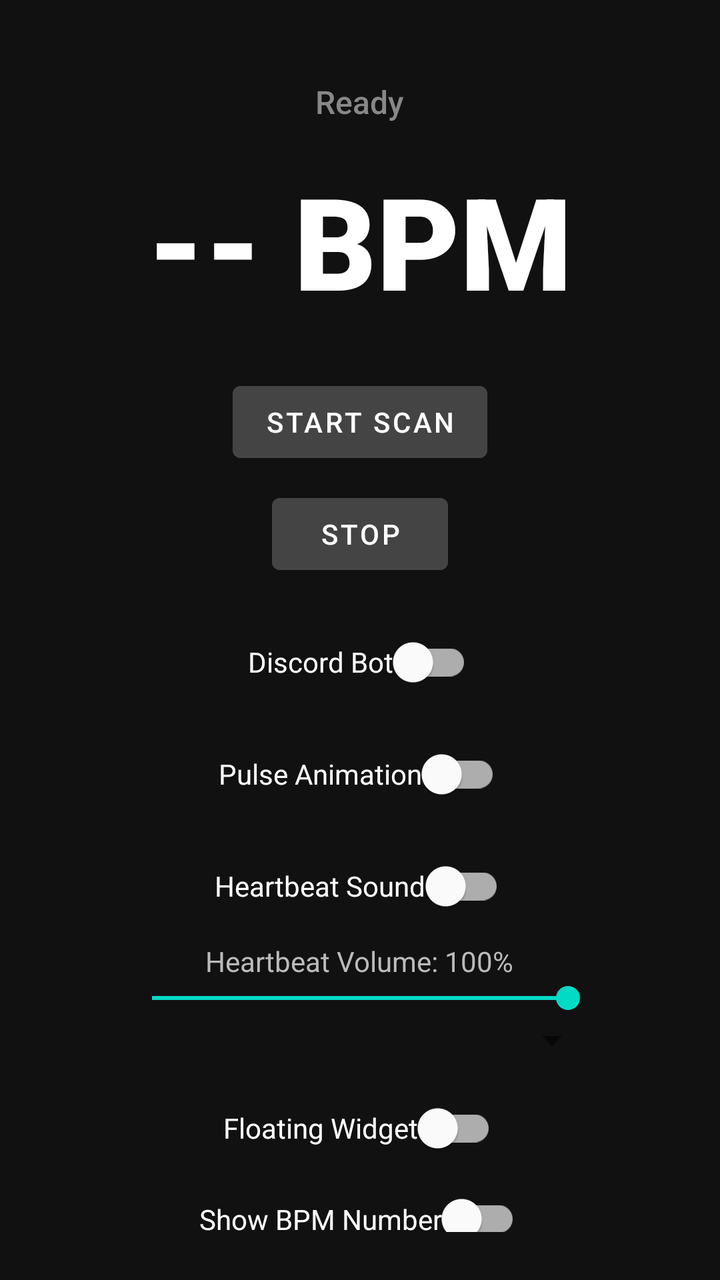
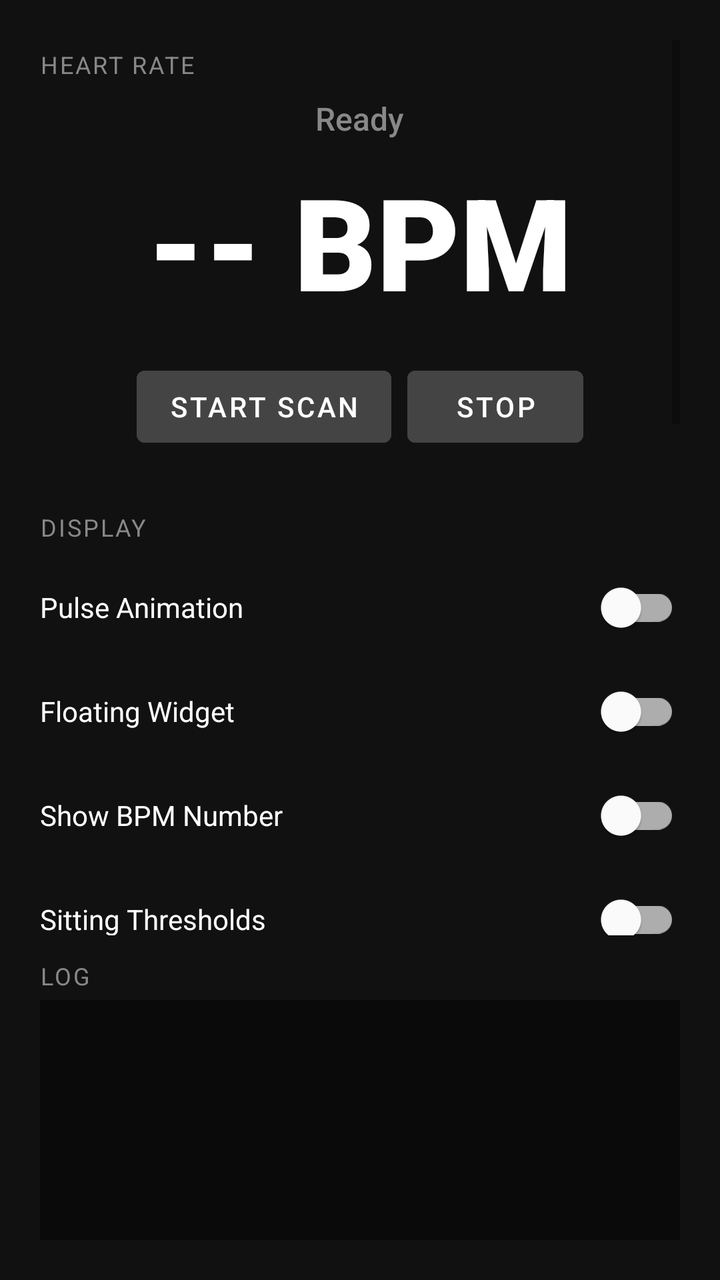

Screens rendered from an Android XML layout before and after an edit, with the pre-edit source and the edit as a unified diff.
<!-- AndroidManifest.xml: application theme Theme.HRBot -->
<!-- res/layout/activity_main.xml -->
<?xml version="1.0" encoding="utf-8"?>
<LinearLayout
    xmlns:android="http://schemas.android.com/apk/res/android"
    android:layout_width="match_parent"
    android:layout_height="match_parent"
    android:orientation="vertical"
    android:gravity="center_horizontal"
    android:background="#111111"
    android:padding="24dp">

    
    <TextView
        android:id="@+id/statusText"
        android:layout_width="wrap_content"
        android:layout_height="wrap_content"
        android:text="Ready"
        android:textColor="#888888"
        android:textSize="16sp"
        android:fontFamily="sans-serif-medium"
        android:layout_marginTop="16dp"
        android:layout_marginBottom="16dp" />

    
    <TextView
        android:id="@+id/bpmText"
        android:layout_width="wrap_content"
        android:layout_height="wrap_content"
        android:text="-- BPM"
        android:textColor="#FFFFFF"
        android:textSize="64sp"
        android:fontFamily="sans-serif-black"
        android:textStyle="bold" />

    <Button
        android:id="@+id/btnStartHr"
        android:layout_width="wrap_content"
        android:layout_height="wrap_content"
        android:text="Start Scan"
        android:layout_marginTop="24dp"
        android:backgroundTint="#444444"
        android:textColor="#FFFFFF"
        style="@style/Widget.MaterialComponents.Button" />

    <Button
        android:id="@+id/btnStopHr"
        android:layout_width="wrap_content"
        android:layout_height="wrap_content"
        android:text="Stop"
        android:layout_marginTop="8dp"
        android:backgroundTint="#444444"
        android:textColor="#FFFFFF"
        style="@style/Widget.MaterialComponents.Button" />

    <com.google.android.material.switchmaterial.SwitchMaterial
        android:id="@+id/switchDiscord"
        android:layout_width="wrap_content"
        android:layout_height="wrap_content"
        android:text="Discord Bot"
        android:textColor="#FFFFFF"
        android:layout_marginTop="16dp" />

    <com.google.android.material.switchmaterial.SwitchMaterial
        android:id="@+id/switchPulse"
        android:layout_width="wrap_content"
        android:layout_height="wrap_content"
        android:text="Pulse Animation"
        android:textColor="#FFFFFF"
        android:layout_marginTop="8dp" />

    <com.google.android.material.switchmaterial.SwitchMaterial
        android:id="@+id/switchHeartbeatSound"
        android:layout_width="wrap_content"
        android:layout_height="wrap_content"
        android:text="Heartbeat Sound"
        android:textColor="#FFFFFF"
        android:layout_marginTop="8dp" />

    <TextView
        android:id="@+id/heartbeatSoundVolumeLabel"
        android:layout_width="wrap_content"
        android:layout_height="wrap_content"
        android:text="Heartbeat Volume: 100%"
        android:textColor="#BBBBBB"
        android:textSize="14sp"
        android:layout_marginTop="4dp" />

    <SeekBar
        android:id="@+id/heartbeatSoundVolumeSeekBar"
        android:layout_width="240dp"
        android:layout_height="wrap_content"
        android:max="100"
        android:progress="100"
        android:contentDescription="Heartbeat sound volume" />

    <Spinner
        android:id="@+id/heartbeatSoundEffectSpinner"
        android:layout_width="240dp"
        android:layout_height="wrap_content"
        android:contentDescription="Heartbeat sound effect"
        android:popupBackground="#333333" />

    <com.google.android.material.switchmaterial.SwitchMaterial
        android:id="@+id/switchFloating"
        android:layout_width="wrap_content"
        android:layout_height="wrap_content"
        android:text="Floating Widget"
        android:textColor="#FFFFFF"
        android:layout_marginTop="8dp" />

    <com.google.android.material.switchmaterial.SwitchMaterial
        android:id="@+id/switchShowBpm"
        android:layout_width="wrap_content"
        android:layout_height="wrap_content"
        android:text="Show BPM Number"
        android:textColor="#FFFFFF"
        android:layout_marginTop="8dp" />

    <com.google.android.material.switchmaterial.SwitchMaterial
        android:id="@+id/switchNewThresholds"
        android:layout_width="wrap_content"
        android:layout_height="wrap_content"
        android:text="Sitting Thresholds"
        android:textColor="#FFFFFF"
        android:layout_marginTop="8dp" />

    <Button
        android:id="@+id/btnPulseScreen"
        android:layout_width="wrap_content"
        android:layout_height="wrap_content"
        android:text="Pulse Screen"
        android:layout_marginTop="16dp"
        android:backgroundTint="#444444"
        android:textColor="#FFFFFF"
        style="@style/Widget.MaterialComponents.Button" />

    
    <LinearLayout
        android:layout_width="wrap_content"
        android:layout_height="wrap_content"
        android:orientation="horizontal"
        android:gravity="center_vertical"
        android:layout_marginTop="16dp">

        <Button
            android:id="@+id/btnLinkDevice"
            android:layout_width="wrap_content"
            android:layout_height="wrap_content"
            android:text="Link Device"
            android:backgroundTint="#444444"
            android:textColor="#FFFFFF"
            style="@style/Widget.MaterialComponents.Button" />

        <Button
            android:id="@+id/btnPairCode"
            android:layout_width="wrap_content"
            android:layout_height="wrap_content"
            android:text="Pair Code"
            android:layout_marginStart="8dp"
            android:backgroundTint="#2a2a2a"
            android:textColor="#bbbbbb"
            style="@style/Widget.MaterialComponents.Button" />
    </LinearLayout>

    <TextView
        android:id="@+id/syncStatusText"
        android:layout_width="wrap_content"
        android:layout_height="wrap_content"
        android:text="Not linked"
        android:textColor="#555555"
        android:textSize="14sp"
        android:fontFamily="sans-serif"
        android:layout_marginTop="8dp" />

    <TextView
        android:id="@+id/serverListLabel"
        android:layout_width="wrap_content"
        android:layout_height="wrap_content"
        android:text="Discord Servers"
        android:textColor="#888888"
        android:textSize="14sp"
        android:layout_marginTop="16dp"
        android:visibility="gone" />

    <androidx.recyclerview.widget.RecyclerView
        android:id="@+id/serverRecyclerView"
        android:layout_width="match_parent"
        android:layout_height="wrap_content"
        android:maxHeight="200dp"
        android:layout_marginTop="8dp" />

    
    <TextView
        android:id="@+id/discordStatus"
        android:layout_width="wrap_content"
        android:layout_height="wrap_content"
        android:text="Discord: Offline"
        android:textColor="#555555"
        android:textSize="14sp"
        android:fontFamily="sans-serif"
        android:layout_marginTop="16dp" />

    
    <ScrollView
        android:id="@+id/logScroll"
        android:layout_width="match_parent"
        android:layout_height="0dp"
        android:layout_weight="1"
        android:layout_marginTop="24dp"
        android:fillViewport="true">

        <TextView
            android:id="@+id/logText"
            android:layout_width="match_parent"
            android:layout_height="wrap_content"
            android:text=""
            android:textColor="#444444"
            android:textSize="11sp"
            android:fontFamily="monospace"
            android:lineSpacingExtra="2dp" />
    </ScrollView>

</LinearLayout>
<!-- resources referenced by this layout -->
<resources>
  <style name="Theme.HRBot" parent="Theme.MaterialComponents.DayNight.NoActionBar">
          <item name="android:statusBarColor">#FF111111</item>
          <item name="android:navigationBarColor">#FF111111</item>
          <item name="android:windowBackground">#FF111111</item>
          <item name="colorPrimary">#FFFF3333</item>
          <item name="colorOnPrimary">#FFFFFFFF</item>
      </style>
</resources>

<!-- the commit's change to res/layout/activity_main.xml (unified diff, before → after) -->
@@ -4,209 +4,300 @@
     android:layout_width="match_parent"
     android:layout_height="match_parent"
     android:orientation="vertical"
-    android:gravity="center_horizontal"
     android:background="#111111"
-    android:padding="24dp">
-
-    
+    android:padding="20dp">
+
+    <ScrollView
+        android:layout_width="match_parent"
+        android:layout_height="0dp"
+        android:layout_weight="1"
+        android:fillViewport="true"
+        android:scrollbars="vertical">
+
+        <LinearLayout
+            android:layout_width="match_parent"
+            android:layout_height="wrap_content"
+            android:orientation="vertical"
+            android:gravity="center_horizontal"
+            android:paddingBottom="8dp">
+
+            
+            <TextView
+                android:layout_width="match_parent"
+                android:layout_height="wrap_content"
+                android:text="Heart rate"
+                android:textColor="#888888"
+                android:textSize="12sp"
+                android:textAllCaps="true"
+                android:letterSpacing="0.08"
+                android:layout_marginTop="4dp"
+                android:layout_marginBottom="8dp" />
+
+            <TextView
+                android:id="@+id/statusText"
+                android:layout_width="wrap_content"
+                android:layout_height="wrap_content"
+                android:text="Ready"
+                android:textColor="#888888"
+                android:textSize="16sp"
+                android:fontFamily="sans-serif-medium"
+                android:layout_marginBottom="8dp" />
+
+            <TextView
+                android:id="@+id/bpmText"
+                android:layout_width="wrap_content"
+                android:layout_height="wrap_content"
+                android:text="-- BPM"
+                android:textColor="#FFFFFF"
+                android:textSize="64sp"
+                android:fontFamily="sans-serif-black"
+                android:textStyle="bold" />
+
+            <LinearLayout
+                android:layout_width="wrap_content"
+                android:layout_height="wrap_content"
+                android:orientation="horizontal"
+                android:layout_marginTop="16dp">
+
+                <Button
+                    android:id="@+id/btnStartHr"
+                    android:layout_width="wrap_content"
+                    android:layout_height="wrap_content"
+                    android:text="Start Scan"
+                    android:backgroundTint="#444444"
+                    android:textColor="#FFFFFF"
+                    style="@style/Widget.MaterialComponents.Button" />
+
+                <Button
+                    android:id="@+id/btnStopHr"
+                    android:layout_width="wrap_content"
+                    android:layout_height="wrap_content"
+                    android:text="Stop"
+                    android:layout_marginStart="8dp"
+                    android:backgroundTint="#444444"
+                    android:textColor="#FFFFFF"
+                    style="@style/Widget.MaterialComponents.Button" />
+            </LinearLayout>
+
+            
+            <TextView
+                android:layout_width="match_parent"
+                android:layout_height="wrap_content"
+                android:text="Display"
+                android:textColor="#888888"
+                android:textSize="12sp"
+                android:textAllCaps="true"
+                android:letterSpacing="0.08"
+                android:layout_marginTop="28dp"
+                android:layout_marginBottom="4dp" />
+
+            <com.google.android.material.switchmaterial.SwitchMaterial
+                android:id="@+id/switchPulse"
+                android:layout_width="match_parent"
+                android:layout_height="wrap_content"
+                android:text="Pulse Animation"
+                android:textColor="#FFFFFF"
+                android:layout_marginTop="4dp" />
+
+            <com.google.android.material.switchmaterial.SwitchMaterial
+                android:id="@+id/switchFloating"
+                android:layout_width="match_parent"
+                android:layout_height="wrap_content"
+                android:text="Floating Widget"
+                android:textColor="#FFFFFF"
+                android:layout_marginTop="4dp" />
+
+            <com.google.android.material.switchmaterial.SwitchMaterial
+                android:id="@+id/switchShowBpm"
+                android:layout_width="match_parent"
+                android:layout_height="wrap_content"
+                android:text="Show BPM Number"
+                android:textColor="#FFFFFF"
+                android:layout_marginTop="4dp" />
+
+            <com.google.android.material.switchmaterial.SwitchMaterial
+                android:id="@+id/switchNewThresholds"
+                android:layout_width="match_parent"
+                android:layout_height="wrap_content"
+                android:text="Sitting Thresholds"
+                android:textColor="#FFFFFF"
+                android:layout_marginTop="4dp" />
+
+            <Button
+                android:id="@+id/btnPulseScreen"
+                android:layout_width="wrap_content"
+                android:layout_height="wrap_content"
+                android:text="Pulse Screen"
+                android:layout_marginTop="8dp"
+                android:layout_gravity="start"
+                android:backgroundTint="#444444"
+                android:textColor="#FFFFFF"
+                style="@style/Widget.MaterialComponents.Button" />
+
+            
+            <TextView
+                android:layout_width="match_parent"
+                android:layout_height="wrap_content"
+                android:text="Sound"
+                android:textColor="#888888"
+                android:textSize="12sp"
+                android:textAllCaps="true"
+                android:letterSpacing="0.08"
+                android:layout_marginTop="28dp"
+                android:layout_marginBottom="4dp" />
+
+            <com.google.android.material.switchmaterial.SwitchMaterial
+                android:id="@+id/switchHeartbeatSound"
+                android:layout_width="match_parent"
+                android:layout_height="wrap_content"
+                android:text="Heartbeat Sound"
+                android:textColor="#FFFFFF"
+                android:layout_marginTop="4dp" />
+
+            <TextView
+                android:id="@+id/heartbeatSoundVolumeLabel"
+                android:layout_width="match_parent"
+                android:layout_height="wrap_content"
+                android:text="Heartbeat Volume: 100%"
+                android:textColor="#BBBBBB"
+                android:textSize="14sp"
+                android:layout_marginTop="8dp" />
+
+            <SeekBar
+                android:id="@+id/heartbeatSoundVolumeSeekBar"
+                android:layout_width="match_parent"
+                android:layout_height="wrap_content"
+                android:max="100"
+                android:progress="100"
+                android:contentDescription="Heartbeat sound volume" />
+
+            <Spinner
+                android:id="@+id/heartbeatSoundEffectSpinner"
+                android:layout_width="match_parent"
+                android:layout_height="wrap_content"
+                android:layout_marginTop="4dp"
+                android:contentDescription="Heartbeat sound effect"
+                android:popupBackground="#333333" />
+
+            
+            <TextView
+                android:layout_width="match_parent"
+                android:layout_height="wrap_content"
+                android:text="Discord"
+                android:textColor="#888888"
+                android:textSize="12sp"
+                android:textAllCaps="true"
+                android:letterSpacing="0.08"
+                android:layout_marginTop="28dp"
+                android:layout_marginBottom="4dp" />
+
+            <com.google.android.material.switchmaterial.SwitchMaterial
+                android:id="@+id/switchDiscord"
+                android:layout_width="match_parent"
+                android:layout_height="wrap_content"
+                android:text="Discord Bot"
+                android:textColor="#FFFFFF"
+                android:layout_marginTop="4dp" />
+
+            <TextView
+                android:id="@+id/discordStatus"
+                android:layout_width="match_parent"
+                android:layout_height="wrap_content"
+                android:text="Discord: Offline"
+                android:textColor="#555555"
+                android:textSize="14sp"
+                android:fontFamily="sans-serif"
+                android:layout_marginTop="4dp" />
+
+            <Button
+                android:id="@+id/btnManageServers"
+                android:layout_width="match_parent"
+                android:layout_height="wrap_content"
+                android:text="Manage Servers"
+                android:layout_marginTop="8dp"
+                android:backgroundTint="#333333"
+                android:textColor="#FFFFFF"
+                style="@style/Widget.MaterialComponents.Button" />
+
+            <TextView
+                android:layout_width="match_parent"
+                android:layout_height="wrap_content"
+                android:text="Choose which servers get a live BPM nickname. Others stay BPMsworth."
+                android:textColor="#666666"
+                android:textSize="12sp"
+                android:layout_marginTop="6dp" />
+
+            
+            <TextView
+                android:layout_width="match_parent"
+                android:layout_height="wrap_content"
+                android:text="Device sync"
+                android:textColor="#888888"
+                android:textSize="12sp"
+                android:textAllCaps="true"
+                android:letterSpacing="0.08"
+                android:layout_marginTop="28dp"
+                android:layout_marginBottom="4dp" />
+
+            <LinearLayout
+                android:layout_width="match_parent"
+                android:layout_height="wrap_content"
+                android:orientation="horizontal"
+                android:gravity="center_vertical"
+                android:layout_marginTop="4dp">
+
+                <Button
+                    android:id="@+id/btnLinkDevice"
+                    android:layout_width="0dp"
+                    android:layout_height="wrap_content"
+                    android:layout_weight="1"
+                    android:text="Link Device"
+                    android:backgroundTint="#444444"
+                    android:textColor="#FFFFFF"
+                    style="@style/Widget.MaterialComponents.Button" />
+
+                <Button
+                    android:id="@+id/btnPairCode"
+                    android:layout_width="wrap_content"
+                    android:layout_height="wrap_content"
+                    android:text="Pair Code"
+                    android:layout_marginStart="8dp"
+                    android:backgroundTint="#2a2a2a"
+                    android:textColor="#bbbbbb"
+                    style="@style/Widget.MaterialComponents.Button" />
+            </LinearLayout>
+
+            <TextView
+                android:id="@+id/syncStatusText"
+                android:layout_width="match_parent"
+                android:layout_height="wrap_content"
+                android:text="Not linked"
+                android:textColor="#555555"
+                android:textSize="14sp"
+                android:fontFamily="sans-serif"
+                android:layout_marginTop="8dp" />
+
+        </LinearLayout>
+    </ScrollView>
+
     <TextView
-        android:id="@+id/statusText"
-        android:layout_width="wrap_content"
-        android:layout_height="wrap_content"
-        android:text="Ready"
-        android:textColor="#888888"
-        android:textSize="16sp"
-        android:fontFamily="sans-serif-medium"
-        android:layout_marginTop="16dp"
-        android:layout_marginBottom="16dp" />
-
-    
-    <TextView
-        android:id="@+id/bpmText"
-        android:layout_width="wrap_content"
-        android:layout_height="wrap_content"
-        android:text="-- BPM"
-        android:textColor="#FFFFFF"
-        android:textSize="64sp"
-        android:fontFamily="sans-serif-black"
-        android:textStyle="bold" />
-
-    <Button
-        android:id="@+id/btnStartHr"
-        android:layout_width="wrap_content"
-        android:layout_height="wrap_content"
-        android:text="Start Scan"
-        android:layout_marginTop="24dp"
-        android:backgroundTint="#444444"
-        android:textColor="#FFFFFF"
-        style="@style/Widget.MaterialComponents.Button" />
-
-    <Button
-        android:id="@+id/btnStopHr"
-        android:layout_width="wrap_content"
-        android:layout_height="wrap_content"
-        android:text="Stop"
-        android:layout_marginTop="8dp"
-        android:backgroundTint="#444444"
-        android:textColor="#FFFFFF"
-        style="@style/Widget.MaterialComponents.Button" />
-
-    <com.google.android.material.switchmaterial.SwitchMaterial
-        android:id="@+id/switchDiscord"
-        android:layout_width="wrap_content"
-        android:layout_height="wrap_content"
-        android:text="Discord Bot"
-        android:textColor="#FFFFFF"
-        android:layout_marginTop="16dp" />
-
-    <com.google.android.material.switchmaterial.SwitchMaterial
-        android:id="@+id/switchPulse"
-        android:layout_width="wrap_content"
-        android:layout_height="wrap_content"
-        android:text="Pulse Animation"
-        android:textColor="#FFFFFF"
-        android:layout_marginTop="8dp" />
-
-    <com.google.android.material.switchmaterial.SwitchMaterial
-        android:id="@+id/switchHeartbeatSound"
-        android:layout_width="wrap_content"
-        android:layout_height="wrap_content"
-        android:text="Heartbeat Sound"
-        android:textColor="#FFFFFF"
-        android:layout_marginTop="8dp" />
-
-    <TextView
-        android:id="@+id/heartbeatSoundVolumeLabel"
-        android:layout_width="wrap_content"
-        android:layout_height="wrap_content"
-        android:text="Heartbeat Volume: 100%"
-        android:textColor="#BBBBBB"
-        android:textSize="14sp"
-        android:layout_marginTop="4dp" />
-
-    <SeekBar
-        android:id="@+id/heartbeatSoundVolumeSeekBar"
-        android:layout_width="240dp"
-        android:layout_height="wrap_content"
-        android:max="100"
-        android:progress="100"
-        android:contentDescription="Heartbeat sound volume" />
-
-    <Spinner
-        android:id="@+id/heartbeatSoundEffectSpinner"
-        android:layout_width="240dp"
-        android:layout_height="wrap_content"
-        android:contentDescription="Heartbeat sound effect"
-        android:popupBackground="#333333" />
-
-    <com.google.android.material.switchmaterial.SwitchMaterial
-        android:id="@+id/switchFloating"
-        android:layout_width="wrap_content"
-        android:layout_height="wrap_content"
-        android:text="Floating Widget"
-        android:textColor="#FFFFFF"
-        android:layout_marginTop="8dp" />
-
-    <com.google.android.material.switchmaterial.SwitchMaterial
-        android:id="@+id/switchShowBpm"
-        android:layout_width="wrap_content"
-        android:layout_height="wrap_content"
-        android:text="Show BPM Number"
-        android:textColor="#FFFFFF"
-        android:layout_marginTop="8dp" />
-
-    <com.google.android.material.switchmaterial.SwitchMaterial
-        android:id="@+id/switchNewThresholds"
-        android:layout_width="wrap_content"
-        android:layout_height="wrap_content"
-        android:text="Sitting Thresholds"
-        android:textColor="#FFFFFF"
-        android:layout_marginTop="8dp" />
-
-    <Button
-        android:id="@+id/btnPulseScreen"
-        android:layout_width="wrap_content"
-        android:layout_height="wrap_content"
-        android:text="Pulse Screen"
-        android:layout_marginTop="16dp"
-        android:backgroundTint="#444444"
-        android:textColor="#FFFFFF"
-        style="@style/Widget.MaterialComponents.Button" />
-
-    
-    <LinearLayout
-        android:layout_width="wrap_content"
-        android:layout_height="wrap_content"
-        android:orientation="horizontal"
-        android:gravity="center_vertical"
-        android:layout_marginTop="16dp">
-
-        <Button
-            android:id="@+id/btnLinkDevice"
-            android:layout_width="wrap_content"
-            android:layout_height="wrap_content"
-            android:text="Link Device"
-            android:backgroundTint="#444444"
-            android:textColor="#FFFFFF"
-            style="@style/Widget.MaterialComponents.Button" />
-
-        <Button
-            android:id="@+id/btnPairCode"
-            android:layout_width="wrap_content"
-            android:layout_height="wrap_content"
-            android:text="Pair Code"
-            android:layout_marginStart="8dp"
-            android:backgroundTint="#2a2a2a"
-            android:textColor="#bbbbbb"
-            style="@style/Widget.MaterialComponents.Button" />
-    </LinearLayout>
-
-    <TextView
-        android:id="@+id/syncStatusText"
-        android:layout_width="wrap_content"
-        android:layout_height="wrap_content"
-        android:text="Not linked"
-        android:textColor="#555555"
-        android:textSize="14sp"
-        android:fontFamily="sans-serif"
-        android:layout_marginTop="8dp" />
-
-    <TextView
-        android:id="@+id/serverListLabel"
-        android:layout_width="wrap_content"
-        android:layout_height="wrap_content"
-        android:text="Discord Servers"
-        android:textColor="#888888"
-        android:textSize="14sp"
-        android:layout_marginTop="16dp"
-        android:visibility="gone" />
-
-    <androidx.recyclerview.widget.RecyclerView
-        android:id="@+id/serverRecyclerView"
         android:layout_width="match_parent"
         android:layout_height="wrap_content"
-        android:maxHeight="200dp"
-        android:layout_marginTop="8dp" />
-
-    
-    <TextView
-        android:id="@+id/discordStatus"
-        android:layout_width="wrap_content"
-        android:layout_height="wrap_content"
-        android:text="Discord: Offline"
-        android:textColor="#555555"
-        android:textSize="14sp"
-        android:fontFamily="sans-serif"
-        android:layout_marginTop="16dp" />
-
-    
+        android:text="Log"
+        android:textColor="#888888"
+        android:textSize="12sp"
+        android:textAllCaps="true"
+        android:letterSpacing="0.08"
+        android:layout_marginTop="12dp"
+        android:layout_marginBottom="4dp" />
+
     <ScrollView
         android:id="@+id/logScroll"
         android:layout_width="match_parent"
-        android:layout_height="0dp"
-        android:layout_weight="1"
-        android:layout_marginTop="24dp"
-        android:fillViewport="true">
+        android:layout_height="120dp"
+        android:fillViewport="true"
+        android:background="#0a0a0a"
+        android:padding="8dp">
 
         <TextView
             android:id="@+id/logText"
